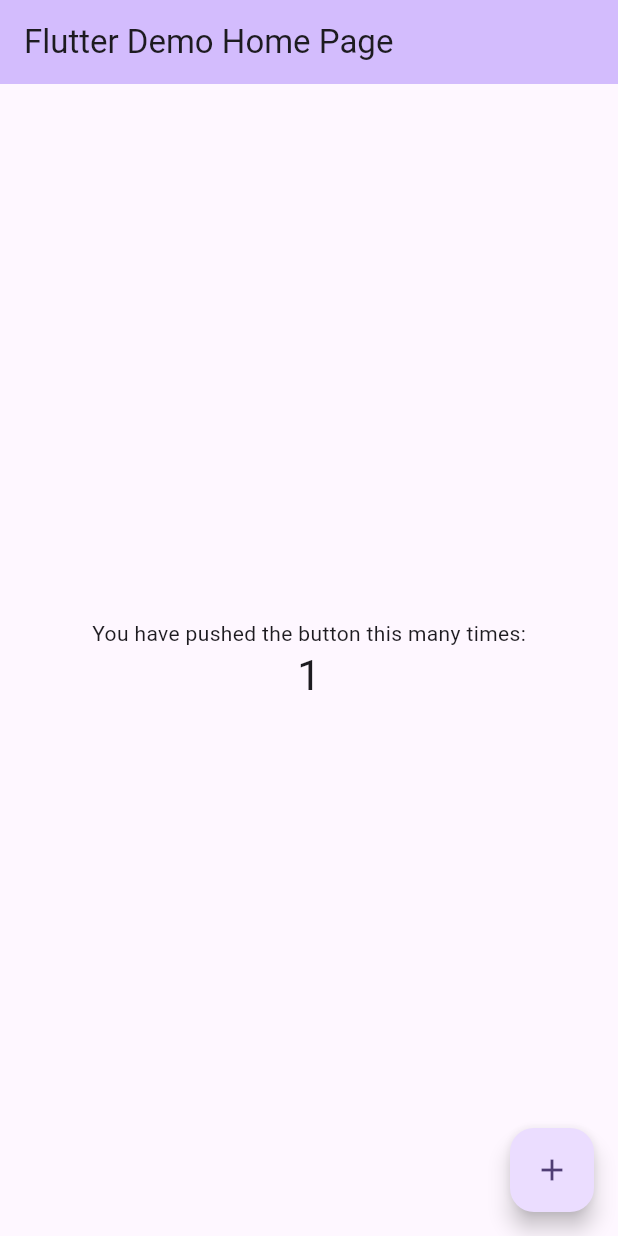
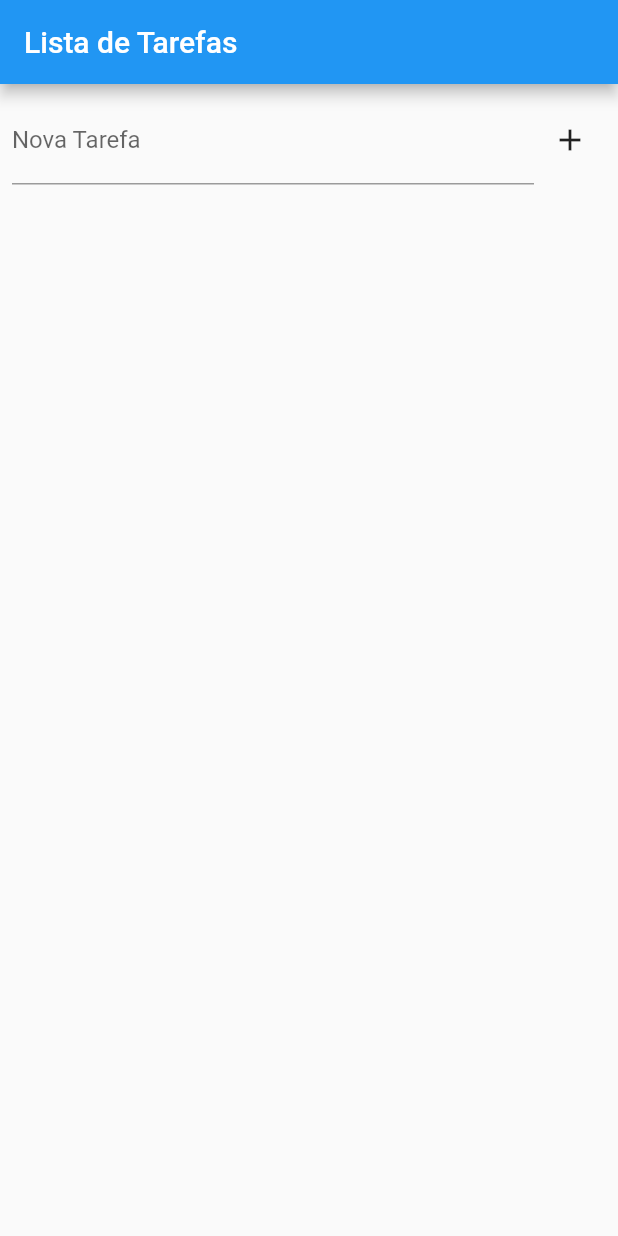
Before and after one commit to anaGomide/lista_tarefas, a Flutter app: the screen it shows after launch, after a tap on the "add" icon, on a phone screen of 412 x 824 dp. Run offline on Flutter 3.47's test engine with Material 2 defaults, Android fonts, the phone set to English and light mode, and no system bars.

```diff
--- a/lib/main.dart
+++ b/lib/main.dart
@@ -1,125 +1,125 @@
 import 'package:flutter/material.dart';
+import 'package:lista_tarefas/provider/tarefa_provider.dart';
+import 'package:provider/provider.dart';
 
 void main() {
   runApp(const MyApp());
 }
 
 class MyApp extends StatelessWidget {
-  const MyApp({super.key});
+  const MyApp({Key? key}) : super(key: key);
 
-  // This widget is the root of your application.
   @override
   Widget build(BuildContext context) {
     return MaterialApp(
-      title: 'Flutter Demo',
-      theme: ThemeData(
-        // This is the theme of your application.
-        //
-        // TRY THIS: Try running your application with "flutter run". You'll see
-        // the application has a blue toolbar. Then, without quitting the app,
-        // try changing the seedColor in the colorScheme below to Colors.green
-        // and then invoke "hot reload" (save your changes or press the "hot
-        // reload" button in a Flutter-supported IDE, or press "r" if you used
-        // the command line to start the app).
-        //
-        // Notice that the counter didn't reset back to zero; the application
-        // state is not lost during the reload. To reset the state, use hot
-        // restart instead.
-        //
-        // This works for code too, not just values: Most code changes can be
-        // tested with just a hot reload.
-        colorScheme: ColorScheme.fromSeed(seedColor: Colors.deepPurple),
-        useMaterial3: true,
+      home: ChangeNotifierProvider(
+        create: (context) => TarefaProvider(),
+        child: const TarefasApp(),
       ),
-      home: const MyHomePage(title: 'Flutter Demo Home Page'),
     );
   }
 }
 
-class MyHomePage extends StatefulWidget {
-  const MyHomePage({super.key, required this.title});
-
-  // This widget is the home page of your application. It is stateful, meaning
-  // that it has a State object (defined below) that contains fields that affect
-  // how it looks.
-
-  // This class is the configuration for the state. It holds the values (in this
-  // case the title) provided by the parent (in this case the App widget) and
-  // used by the build method of the State. Fields in a Widget subclass are
-  // always marked "final".
-
-  final String title;
-
-  @override
-  State<MyHomePage> createState() => _MyHomePageState();
-}
-
-class _MyHomePageState extends State<MyHomePage> {
-  int _counter = 0;
-
-  void _incrementCounter() {
-    setState(() {
-      // This call to setState tells the Flutter framework that something has
-      // changed in this State, which causes it to rerun the build method below
-      // so that the display can reflect the updated values. If we changed
-      // _counter without calling setState(), then the build method would not be
-      // called again, and so nothing would appear to happen.
-      _counter++;
-    });
-  }
+class TarefasApp extends StatelessWidget {
+  const TarefasApp({Key? key}) : super(key: key);
 
   @override
   Widget build(BuildContext context) {
-    // This method is rerun every time setState is called, for instance as done
-    // by the _incrementCounter method above.
-    //
-    // The Flutter framework has been optimized to make rerunning build methods
-    // fast, so that you can just rebuild anything that needs updating rather
-    // than having to individually change instances of widgets.
     return Scaffold(
       appBar: AppBar(
-        // TRY THIS: Try changing the color here to a specific color (to
-        // Colors.amber, perhaps?) and trigger a hot reload to see the AppBar
-        // change color while the other colors stay the same.
-        backgroundColor: Theme.of(context).colorScheme.inversePrimary,
-        // Here we take the value from the MyHomePage object that was created by
-        // the App.build method, and use it to set our appbar title.
-        title: Text(widget.title),
+        title: const Text('Lista de Tarefas'),
       ),
-      body: Center(
-        // Center is a layout widget. It takes a single child and positions it
-        // in the middle of the parent.
-        child: Column(
-          // Column is also a layout widget. It takes a list of children and
-          // arranges them vertically. By default, it sizes itself to fit its
-          // children horizontally, and tries to be as tall as its parent.
-          //
-          // Column has various properties to control how it sizes itself and
-          // how it positions its children. Here we use mainAxisAlignment to
-          // center the children vertically; the main axis here is the vertical
-          // axis because Columns are vertical (the cross axis would be
-          // horizontal).
-          //
-          // TRY THIS: Invoke "debug painting" (choose the "Toggle Debug Paint"
-          // action in the IDE, or press "p" in the console), to see the
-          // wireframe for each widget.
-          mainAxisAlignment: MainAxisAlignment.center,
-          children: <Widget>[
-            const Text(
-              'You have pushed the button this many times:',
-            ),
-            Text(
-              '$_counter',
-              style: Theme.of(context).textTheme.headlineMedium,
-            ),
-          ],
-        ),
+      body: Column(
+        children: [
+          AdicionarTarefaForm(),
+          ListaDeTarefas(),
+        ],
       ),
-      floatingActionButton: FloatingActionButton(
-        onPressed: _incrementCounter,
-        tooltip: 'Increment',
-        child: const Icon(Icons.add),
-      ), // This trailing comma makes auto-formatting nicer for build methods.
     );
   }
 }
+
+class AdicionarTarefaForm extends StatefulWidget {
+  const AdicionarTarefaForm({Key? key}) : super(key: key);
+
+  @override
+  _AdicionarTarefaFormState createState() => _AdicionarTarefaFormState();
+}
+
+class _AdicionarTarefaFormState extends State<AdicionarTarefaForm> {
+  final TextEditingController _controller = TextEditingController();
+
+  @override
+  Widget build(BuildContext context) {
+    return Padding(
+      padding: const EdgeInsets.all(8.0),
+      child: Row(
+        children: [
+          Expanded(
+            child: TextField(
+              controller: _controller,
+              decoration: const InputDecoration(labelText: 'Nova Tarefa'),
+            ),
+          ),
+          IconButton(
+            icon: const Icon(Icons.add),
+            onPressed: () {
+              final String novaTarefa = _controller.text;
+              if (novaTarefa.isNotEmpty) {
+                Provider.of<TarefaProvider>(context, listen: false)
+                    .adicionarTarefa(novaTarefa);
+                _controller.clear();
+              }
+            },
+          ),
+        ],
+      ),
+    );
+  }
+}
+
+class ListaDeTarefas extends StatelessWidget {
+  const ListaDeTarefas({Key? key}) : super(key: key);
+
+  @override
+  Widget build(BuildContext context) {
+    final tarefaProvider = Provider.of<TarefaProvider>(context);
+
+    return Expanded(
+      child: ListView.builder(
+        itemCount: tarefaProvider.tarefas.length,
+        itemBuilder: (context, index) {
+          final tarefa = tarefaProvider.tarefas[index];
+          return ListTile(
+            title: Text(tarefa.titulo),
+            subtitle: tarefa.concluida ? const Text('Concluída') : null,
+            trailing: Row(
+              mainAxisSize: MainAxisSize.min,
+              children: [
+                Checkbox(
+                  value: tarefa.concluida,
+                  onChanged: (value) {
+                    if (value != null && value) {
+                      Provider.of<TarefaProvider>(context, listen: false)
+                          .marcarComoConcluida(tarefa.id);
+                    } else {
+                      Provider.of<TarefaProvider>(context, listen: false)
+                          .desmarcarComoConcluida(tarefa.id);
+                    }
+                  },
+                ),
+                IconButton(
+                  icon: const Icon(Icons.delete),
+                  onPressed: () {
+                    Provider.of<TarefaProvider>(context, listen: false)
+                        .removerTarefa(tarefa.id);
+                  },
+                ),
+              ],
+            ),
+          );
+        },
+      ),
+    );
+  }
+}
--- /dev/null
+++ b/lib/model/tarefa.dart
@@ -0,0 +1,7 @@
+class Tarefa {
+  int id;
+  String titulo;
+  bool concluida;
+
+  Tarefa({required this.id, required this.titulo, this.concluida = false});
+}
--- /dev/null
+++ b/lib/provider/tarefa_provider.dart
@@ -0,0 +1,34 @@
+import 'package:flutter/material.dart';
+import 'package:lista_tarefas/model/tarefa.dart';
+
+class TarefaProvider extends ChangeNotifier {
+  final List<Tarefa> _tarefas = [];
+
+  List<Tarefa> get tarefas => _tarefas;
+
+  void adicionarTarefa(String titulo) {
+    _tarefas.add(Tarefa(id: _tarefas.length + 1, titulo: titulo));
+    notifyListeners();
+  }
+
+  void removerTarefa(int id) {
+    _tarefas.removeWhere((tarefa) => tarefa.id == id);
+    notifyListeners();
+  }
+
+  void marcarComoConcluida(int id) {
+    final index = _tarefas.indexWhere((tarefa) => tarefa.id == id);
+    if (index != -1) {
+      _tarefas[index].concluida = true;
+      notifyListeners();
+    }
+  }
+
+  void desmarcarComoConcluida(int id) {
+    final index = _tarefas.indexWhere((tarefa) => tarefa.id == id);
+    if (index != -1) {
+      _tarefas[index].concluida = false;
+      notifyListeners();
+    }
+  }
+}
--- a/pubspec.yaml
+++ b/pubspec.yaml
@@ -35,6 +35,8 @@ dependencies:
   # The following adds the Cupertino Icons font to your application.
   # Use with the CupertinoIcons class for iOS style icons.
   cupertino_icons: ^1.0.2
+  provider: ^6.1.1
+  mockito: ^5.4.2
 
 dev_dependencies:
   flutter_test:
```
Also changed, not shown: 5 other files.
